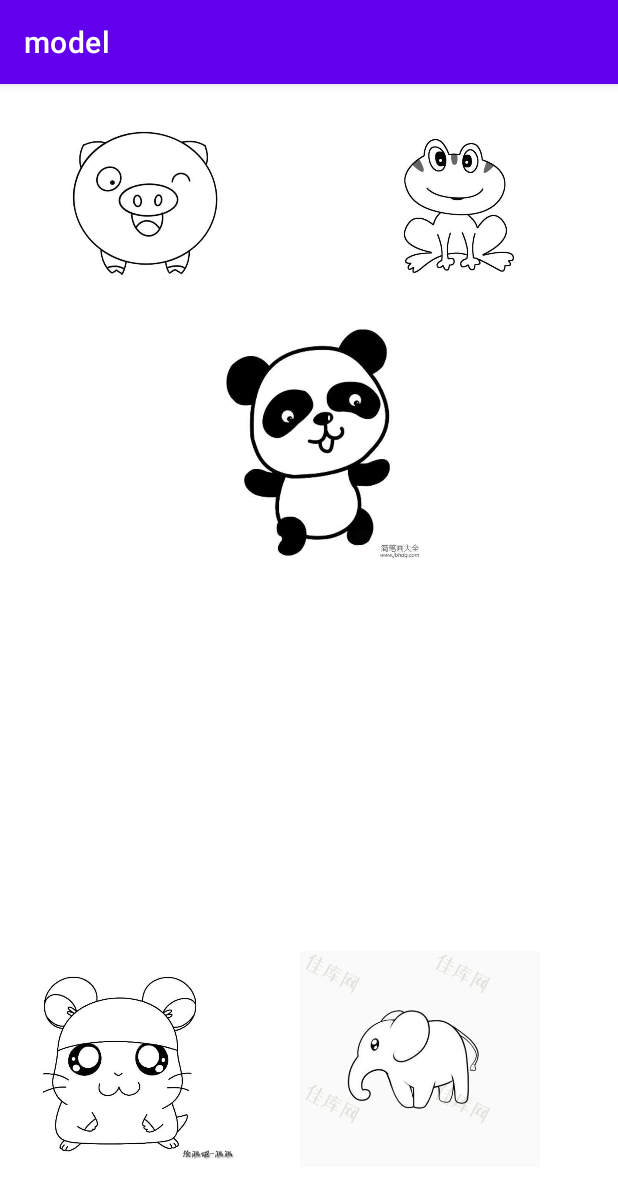
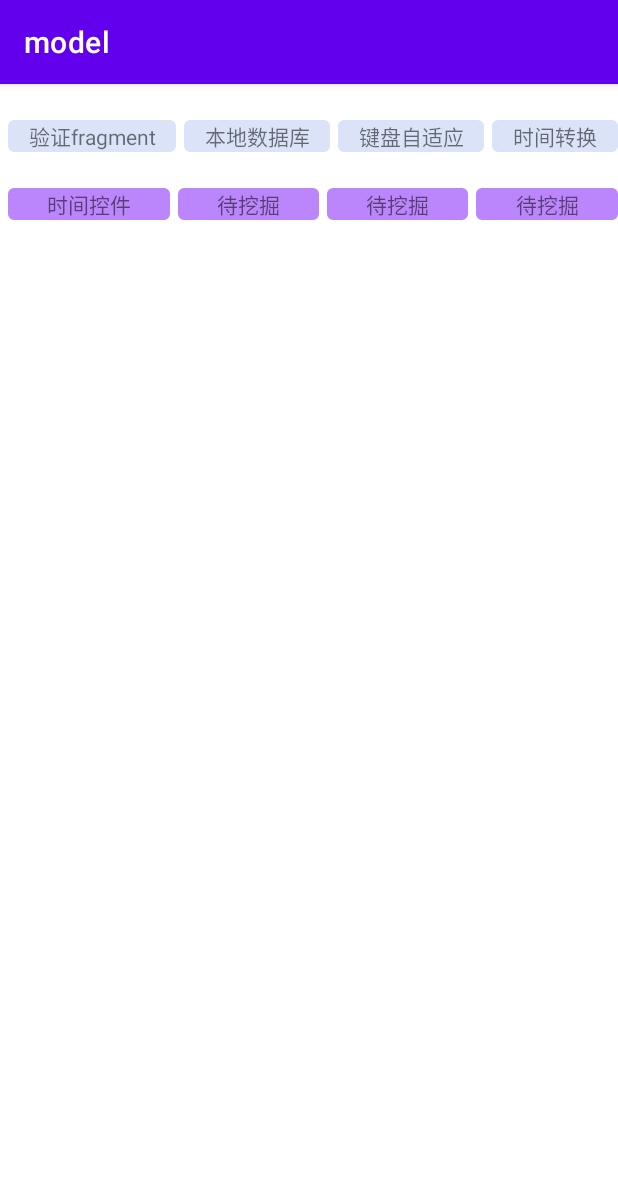
Before and after one commit to qiuzhu-1234/model, an Android app: the screen it shows after launch (MainActivity), on a phone screen of 412 x 824 dp. Shown: the top 1198 px of the screen. Run offline under Robolectric (Android 15) with nearby library versions, the phone set to English and light mode, and no system bars.

Commit message:
model_1:项目主菜单页面调整

```diff
--- a/model/app/build.gradle
+++ b/model/app/build.gradle
@@ -21,8 +21,8 @@ android {
         }
     }
     compileOptions {
-        sourceCompatibility JavaVersion.VERSION_1_8
-        targetCompatibility JavaVersion.VERSION_1_8
+        sourceCompatibility JavaVersion.VERSION_11
+        targetCompatibility JavaVersion.VERSION_11
     }
 
     greendao {
--- a/model/app/src/main/java/com/cnnp/model/MainActivity.java
+++ b/model/app/src/main/java/com/cnnp/model/MainActivity.java
@@ -1,24 +1,32 @@
 package com.cnnp.model;
 
+import android.os.Build;
 import android.util.Log;
 import android.view.View;
-import android.widget.ImageView;
+import android.widget.TextView;
+
+import androidx.annotation.RequiresApi;
 
 import com.cnnp.model.activity.AutoKeyBoardActivity;
+import com.cnnp.model.activity.CalendarUseActivity;
 import com.cnnp.model.common.BaseActivity;
 import com.cnnp.model.db.StudentInfo;
 import com.cnnp.model.db.manager.StudentInfoManager;
 import com.cnnp.model.fragment.PinkPigFragment;
 
+import java.time.Instant;
+import java.util.Calendar;
+import java.util.Date;
 import java.util.List;
+import java.util.concurrent.TimeUnit;
 
 public class MainActivity extends BaseActivity {
 
-    private ImageView im_pink_pig;
-    private ImageView im_frog;
-    private ImageView im_panda;
-    private ImageView im_mouse;
-    private ImageView im_elephant;
+    private TextView click_1;
+    private TextView click_2;
+    private TextView click_3;
+    private TextView click_4;
+    private TextView click_5;
 
     @Override
     protected int initLayout() {
@@ -28,24 +36,24 @@ public class MainActivity extends BaseActivity {
     @Override
     protected void initView() {
 
-        im_pink_pig = findViewById(R.id.im_pink_pig);
-        im_frog = findViewById(R.id.im_frog);
-        im_panda = findViewById(R.id.im_panda);
-        im_mouse = findViewById(R.id.im_mouse);
-
+        click_1 = findViewById(R.id.click_1);
+        click_2 = findViewById(R.id.click_2);
+        click_3 = findViewById(R.id.click_3);
+        click_4 = findViewById(R.id.click_4);
+        click_5 = findViewById(R.id.click_5);
     }
 
     @Override
     protected void initDate() {
 
-        im_pink_pig.setOnClickListener(new View.OnClickListener() {//验证fragment功能使用 （闪退）
+        click_1.setOnClickListener(new View.OnClickListener() {//验证fragment功能使用 （闪退）
             @Override
             public void onClick(View view) {
                 navigateTo(PinkPigFragment.class);
             }
         });
 
-        im_frog.setOnClickListener(new View.OnClickListener() {//验证本地数据库使用
+        click_2.setOnClickListener(new View.OnClickListener() {//验证本地数据库使用
             @Override
             public void onClick(View view) {
                 StudentInfo studentInfo = new StudentInfo();
@@ -63,7 +71,7 @@ public class MainActivity extends BaseActivity {
             }
         });
 
-        im_panda.setOnClickListener(new View.OnClickListener() {//验证键盘自适应问题
+        click_3.setOnClickListener(new View.OnClickListener() {//验证键盘自适应问题
             @Override
             public void onClick(View view) {
                 navigateTo(AutoKeyBoardActivity.class);
@@ -71,15 +79,31 @@ public class MainActivity extends BaseActivity {
         });
 
 
-        im_mouse.setOnClickListener(new View.OnClickListener() {//验证时间转换问题
+        click_4.setOnClickListener(new View.OnClickListener() {//验证时间转换问题
+            @RequiresApi(api = Build.VERSION_CODES.O)
             @Override
             public void onClick(View view) {
+              //获取当前时间
+                //Date类型
+                Date time1 = new Date();
+                System.out.println("Date类型："+time1); //Tue Apr 05 10:47:11 GMT 2022
+                //Instant类型  （秒）
+                Instant time2 = Instant.now().plusMillis(TimeUnit.HOURS.toMillis(8));//2022-04-05T18:47:11.547Z
+                System.out.println("Instant类型："+time2);
+                //时间戳类型
+                Calendar calendar = Calendar.getInstance();//1649155631549
+                long time3 = calendar.getTimeInMillis();
+                System.out.println("时间戳类型:"+time3);
 
             }
         });
 
-
-
+        click_5.setOnClickListener(new View.OnClickListener() {//验证键盘自适应问题
+            @Override
+            public void onClick(View view) {
+                navigateTo(CalendarUseActivity.class);
+            }
+        });
 
     }
 //
--- a/model/app/src/main/java/com/cnnp/model/common/PublicTime.java
+++ b/model/app/src/main/java/com/cnnp/model/common/PublicTime.java
@@ -5,4 +5,5 @@ package com.cnnp.model.common;
  */
 public class PublicTime {
     //当前时间的各种类型
+
 }
--- /dev/null
+++ b/model/app/src/main/res/drawable/main_button_one.xml
@@ -0,0 +1,7 @@
+<?xml version="1.0" encoding="utf-8"?>
+<shape android:shape="rectangle"
+    xmlns:android="http://schemas.android.com/apk/res/android">
+    <solid android:color="@color/main_button_one"/>
+    <stroke android:width="1dp" android:color="@color/main_button_one"/>
+    <corners android:radius="3dp"/>
+</shape>
--- /dev/null
+++ b/model/app/src/main/res/drawable/main_button_two.xml
@@ -0,0 +1,7 @@
+<?xml version="1.0" encoding="utf-8"?>
+<shape android:shape="rectangle"
+    xmlns:android="http://schemas.android.com/apk/res/android">
+    <solid android:color="@color/purple_200"/>
+    <stroke android:width="1dp" android:color="@color/purple_200"/>
+    <corners android:radius="3dp"/>
+</shape>
--- a/model/app/src/main/res/layout/activity_main.xml
+++ b/model/app/src/main/res/layout/activity_main.xml
@@ -10,55 +10,97 @@
     <LinearLayout
         android:layout_width="match_parent"
         android:layout_height="wrap_content"
-        android:gravity="center_horizontal">
-        <ImageView
-            android:id="@+id/im_pink_pig"
-            android:layout_width="160dp"
-            android:layout_height="160dp"
-            android:src="@drawable/button_pink_pig"
-            >
-        </ImageView>
-        <ImageView
-            android:id="@+id/im_frog"
-            android:layout_width="160dp"
-            android:layout_height="160dp"
-            android:layout_marginLeft="40dp"
-            android:src="@drawable/button_frog">
-        </ImageView>
+        android:layout_marginTop="24dp"
+        android:orientation="horizontal">
+        <TextView
+            android:id="@+id/click_1"
+            android:layout_width="wrap_content"
+            android:layout_height="wrap_content"
+            android:gravity="center"
+            android:layout_weight="1"
+            android:layout_marginLeft="5dp"
+            android:background="@drawable/main_button_one"
+            android:text="验证fragment">
+        </TextView>
+        <TextView
+            android:id="@+id/click_2"
+            android:layout_width="wrap_content"
+            android:layout_height="wrap_content"
+            android:gravity="center"
+            android:layout_weight="1"
+            android:layout_marginLeft="5dp"
+            android:background="@drawable/main_button_one"
+            android:text="本地数据库">
+        </TextView>
+        <TextView
+            android:id="@+id/click_3"
+            android:layout_width="wrap_content"
+            android:layout_height="wrap_content"
+            android:gravity="center"
+            android:layout_weight="1"
+            android:layout_marginLeft="5dp"
+            android:background="@drawable/main_button_one"
+            android:text="键盘自适应">
+        </TextView>
+        <TextView
+            android:id="@+id/click_4"
+            android:layout_width="wrap_content"
+            android:layout_height="wrap_content"
+            android:gravity="center"
+            android:layout_weight="1"
+            android:layout_marginLeft="5dp"
+            android:background="@drawable/main_button_one"
+            android:text="时间转换">
+        </TextView>
+
     </LinearLayout>
 
     <LinearLayout
         android:layout_width="match_parent"
         android:layout_height="wrap_content"
-        android:gravity="center"
-        >
-        <ImageView
-            android:id="@+id/im_panda"
-            android:layout_width="160dp"
-            android:layout_height="160dp"
-            android:src="@drawable/button_panda">
+        android:layout_marginTop="24dp"
+        android:orientation="horizontal">
+        <TextView
+            android:id="@+id/click_5"
+            android:layout_width="wrap_content"
+            android:layout_height="wrap_content"
+            android:gravity="center"
+            android:layout_weight="1"
+            android:layout_marginLeft="5dp"
+            android:background="@drawable/main_button_two"
+            android:text="时间控件">
+        </TextView>
+        <TextView
+            android:id="@+id/click_6"
+            android:layout_width="wrap_content"
+            android:layout_height="wrap_content"
+            android:gravity="center"
+            android:layout_weight="1"
+            android:layout_marginLeft="5dp"
+            android:background="@drawable/main_button_two"
+            android:text="待挖掘">
+        </TextView>
+        <TextView
+            android:id="@+id/click_7"
+            android:layout_width="wrap_content"
+            android:layout_height="wrap_content"
+            android:gravity="center"
+            android:layout_weight="1"
+            android:layout_marginLeft="5dp"
+            android:background="@drawable/main_button_two"
+            android:text="待挖掘">
+        </TextView>
+        <TextView
+            android:id="@+id/click_8"
+            android:layout_width="wrap_content"
+            android:layout_height="wrap_content"
+            android:gravity="center"
+            android:layout_weight="1"
+            android:layout_marginLeft="5dp"
+            android:background="@drawable/main_button_two"
+            android:text="待挖掘">
+        </TextView>
 
-        </ImageView>
     </LinearLayout>
 
-    <LinearLayout
-        android:layout_width="match_parent"
-        android:layout_height="wrap_content"
-        android:layout_marginTop="250dp">
-        <ImageView
-            android:id="@+id/im_mouse"
-            android:layout_width="160dp"
-            android:layout_height="160dp"
-            android:src="@drawable/button_mouse">
-        </ImageView>
-        <ImageView
-            android:id="@+id/im_elephant"
-            android:layout_width="160dp"
-            android:layout_height="160dp"
-            android:layout_marginLeft="40dp"
-            android:src="@drawable/button_elephant">
-        </ImageView>
-    </LinearLayout>
-
-
 </LinearLayout>
--- a/model/app/src/main/res/values/colors.xml
+++ b/model/app/src/main/res/values/colors.xml
@@ -7,4 +7,7 @@
     <color name="teal_700">#FF018786</color>
     <color name="black">#FF000000</color>
     <color name="white">#FFFFFFFF</color>
+    <color name="main_button_one">#DAE3F8</color>
+    <color name="leftTitle_ColorRedXing">#f5222d</color>
+    <color name="canEdit_ColorBlack85">#85000000</color>
 </resources>
```
Also changed, not shown: model/app/src/main/AndroidManifest.xml (+8 -6 lines), model/app/src/main/java/com/cnnp/model/activity/CalendarUseActivity.java (added, +25 -0 lines), model/app/src/main/res/drawable/text_bg_edit.xml (added, +7 -0 lines), model/app/src/main/res/layout/activity_calendar_use.xml (added, +60 -0 lines), model/app/src/main/res/values/styles.xml (added, +8 -0 lines), model/app/src/main/res/drawable/click_icon_calendar.png (added).
